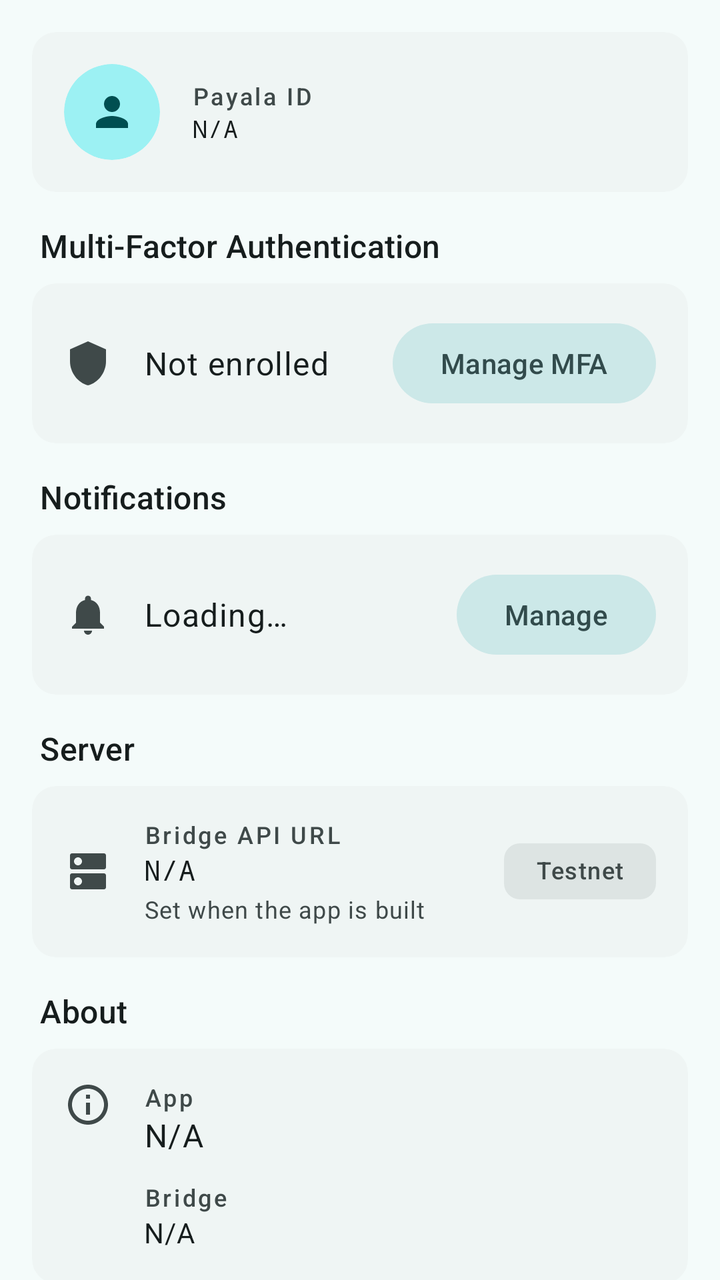
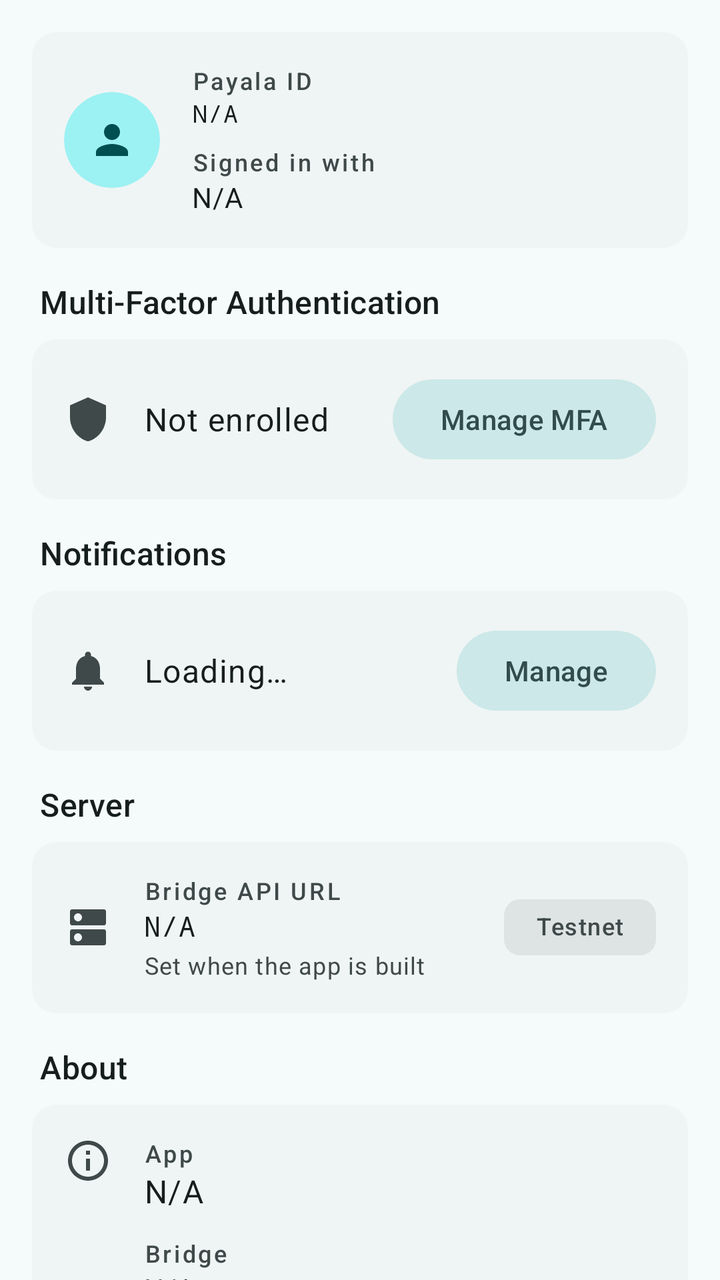

Screens rendered from an Android XML layout before and after an edit, with the pre-edit source and the edit as a unified diff.
<!-- AndroidManifest.xml: application theme Theme.ImpalaDemo -->
<!-- res/layout/fragment_settings.xml -->
<?xml version="1.0" encoding="utf-8"?>
<androidx.core.widget.NestedScrollView xmlns:android="http://schemas.android.com/apk/res/android"
    xmlns:app="http://schemas.android.com/apk/res-auto"
    android:id="@+id/scrollSettings"
    android:layout_width="match_parent"
    android:layout_height="match_parent"
    android:clipToPadding="false">

    <LinearLayout
        android:layout_width="match_parent"
        android:layout_height="wrap_content"
        android:orientation="vertical"
        android:paddingStart="@dimen/section_spacing"
        android:paddingTop="@dimen/section_spacing"
        android:paddingEnd="@dimen/section_spacing"
        android:paddingBottom="@dimen/settings_bottom_padding">

        
        <com.google.android.material.card.MaterialCardView
            style="@style/Widget.ImpalaDemo.Card.Group"
            android:layout_width="match_parent"
            android:layout_height="wrap_content"
            android:layout_marginBottom="@dimen/section_spacing">

            <LinearLayout
                android:layout_width="match_parent"
                android:layout_height="wrap_content"
                android:gravity="center_vertical"
                android:orientation="horizontal"
                android:padding="@dimen/card_padding">

                <com.google.android.material.card.MaterialCardView
                    android:id="@+id/avatar"
                    style="@style/Widget.Material3.CardView.Filled"
                    android:layout_width="@dimen/avatar_size"
                    android:layout_height="@dimen/avatar_size"
                    android:importantForAccessibility="no"
                    app:cardBackgroundColor="?attr/colorPrimaryContainer"
                    app:shapeAppearance="@style/ShapeAppearance.ImpalaDemo.Circle">

                    <ImageView
                        android:id="@+id/ivAvatarGlyph"
                        android:layout_width="24dp"
                        android:layout_height="24dp"
                        android:layout_gravity="center"
                        android:importantForAccessibility="no"
                        android:src="@drawable/ic_person"
                        android:tint="?attr/colorOnPrimaryContainer" />

                    <TextView
                        android:id="@+id/tvAvatarInitial"
                        android:layout_width="wrap_content"
                        android:layout_height="wrap_content"
                        android:layout_gravity="center"
                        android:importantForAccessibility="no"
                        android:textAppearance="?attr/textAppearanceTitleLarge"
                        android:textColor="?attr/colorOnPrimaryContainer"
                        android:visibility="gone" />
                </com.google.android.material.card.MaterialCardView>

                <LinearLayout
                    android:layout_width="0dp"
                    android:layout_height="wrap_content"
                    android:layout_marginStart="16dp"
                    android:layout_weight="1"
                    android:orientation="vertical">

                    <TextView
                        android:id="@+id/tvAccountName"
                        android:layout_width="match_parent"
                        android:layout_height="wrap_content"
                        android:layout_marginBottom="4dp"
                        android:textAppearance="?attr/textAppearanceTitleMedium"
                        android:textColor="?attr/colorOnSurface"
                        android:visibility="gone" />

                    <TextView
                        android:layout_width="wrap_content"
                        android:layout_height="wrap_content"
                        android:text="@string/label_payala_id"
                        android:textAppearance="@style/TextAppearance.ImpalaDemo.Overline" />

                    <TextView
                        android:id="@+id/tvPayalaId"
                        android:layout_width="match_parent"
                        android:layout_height="wrap_content"
                        android:background="?attr/selectableItemBackground"
                        android:breakStrategy="simple"
                        android:hyphenationFrequency="none"
                        android:text="@string/not_available"
                        android:textAppearance="@style/TextAppearance.ImpalaDemo.MonoSmall"
                        android:textColor="?attr/colorOnSurface" />
                </LinearLayout>
            </LinearLayout>
        </com.google.android.material.card.MaterialCardView>

        
        <TextView
            android:layout_width="wrap_content"
            android:layout_height="wrap_content"
            android:layout_marginStart="4dp"
            android:layout_marginBottom="8dp"
            android:accessibilityHeading="true"
            android:text="@string/section_mfa"
            android:textAppearance="@style/TextAppearance.ImpalaDemo.SectionTitle" />

        <com.google.android.material.card.MaterialCardView
            style="@style/Widget.ImpalaDemo.Card.Group"
            android:layout_width="match_parent"
            android:layout_height="wrap_content"
            android:layout_marginBottom="@dimen/section_spacing">

            <LinearLayout
                android:layout_width="match_parent"
                android:layout_height="wrap_content"
                android:gravity="center_vertical"
                android:orientation="horizontal"
                android:padding="@dimen/card_padding">

                <ImageView
                    android:layout_width="24dp"
                    android:layout_height="24dp"
                    android:importantForAccessibility="no"
                    android:src="@drawable/ic_shield"
                    android:tint="?attr/colorOnSurfaceVariant" />

                <TextView
                    android:id="@+id/tvMfaStatus"
                    android:layout_width="0dp"
                    android:layout_height="wrap_content"
                    android:layout_marginStart="16dp"
                    android:layout_weight="1"
                    android:text="@string/mfa_not_enrolled"
                    android:textAppearance="?attr/textAppearanceBodyLarge"
                    android:textColor="?attr/colorOnSurface" />

                <com.google.android.material.button.MaterialButton
                    android:id="@+id/btnManageMfa"
                    style="@style/Widget.Material3.Button.TonalButton"
                    android:layout_width="wrap_content"
                    android:layout_height="wrap_content"
                    android:layout_marginStart="8dp"
                    android:text="@string/btn_manage_mfa" />
            </LinearLayout>
        </com.google.android.material.card.MaterialCardView>

        
        <TextView
            android:layout_width="wrap_content"
            android:layout_height="wrap_content"
            android:layout_marginStart="4dp"
            android:layout_marginBottom="8dp"
            android:accessibilityHeading="true"
            android:text="@string/settings_section_notifications"
            android:textAppearance="@style/TextAppearance.ImpalaDemo.SectionTitle" />

        <com.google.android.material.card.MaterialCardView
            style="@style/Widget.ImpalaDemo.Card.Group"
            android:layout_width="match_parent"
            android:layout_height="wrap_content"
            android:layout_marginBottom="@dimen/section_spacing">

            <LinearLayout
                android:layout_width="match_parent"
                android:layout_height="wrap_content"
                android:gravity="center_vertical"
                android:orientation="horizontal"
                android:padding="@dimen/card_padding">

                <ImageView
                    android:layout_width="24dp"
                    android:layout_height="24dp"
                    android:importantForAccessibility="no"
                    android:src="@drawable/ic_notifications"
                    android:tint="?attr/colorOnSurfaceVariant" />

                <TextView
                    android:id="@+id/tvNotificationStatus"
                    android:layout_width="0dp"
                    android:layout_height="wrap_content"
                    android:layout_marginStart="16dp"
                    android:layout_weight="1"
                    android:text="@string/settings_notifications_loading"
                    android:textAppearance="?attr/textAppearanceBodyLarge"
                    android:textColor="?attr/colorOnSurface" />

                <com.google.android.material.button.MaterialButton
                    android:id="@+id/btnManageNotifications"
                    style="@style/Widget.Material3.Button.TonalButton"
                    android:layout_width="wrap_content"
                    android:layout_height="wrap_content"
                    android:layout_marginStart="8dp"
                    android:text="@string/settings_manage_notifications" />
            </LinearLayout>
        </com.google.android.material.card.MaterialCardView>

        
        <TextView
            android:layout_width="wrap_content"
            android:layout_height="wrap_content"
            android:layout_marginStart="4dp"
            android:layout_marginBottom="8dp"
            android:accessibilityHeading="true"
            android:text="@string/section_server"
            android:textAppearance="@style/TextAppearance.ImpalaDemo.SectionTitle" />

        <com.google.android.material.card.MaterialCardView
            style="@style/Widget.ImpalaDemo.Card.Group"
            android:layout_width="match_parent"
            android:layout_height="wrap_content"
            android:layout_marginBottom="@dimen/section_spacing">

            <LinearLayout
                android:id="@+id/rowServer"
                android:layout_width="match_parent"
                android:layout_height="wrap_content"
                android:focusable="true"
                android:gravity="center_vertical"
                android:orientation="horizontal"
                android:padding="@dimen/card_padding">

                <ImageView
                    android:layout_width="24dp"
                    android:layout_height="24dp"
                    android:importantForAccessibility="no"
                    android:src="@drawable/ic_dns"
                    android:tint="?attr/colorOnSurfaceVariant" />

                <LinearLayout
                    android:layout_width="0dp"
                    android:layout_height="wrap_content"
                    android:layout_marginStart="16dp"
                    android:layout_weight="1"
                    android:orientation="vertical">

                    <TextView
                        android:layout_width="wrap_content"
                        android:layout_height="wrap_content"
                        android:text="@string/hint_server_url"
                        android:textAppearance="@style/TextAppearance.ImpalaDemo.Overline" />

                    <TextView
                        android:id="@+id/tvServerUrl"
                        android:layout_width="match_parent"
                        android:layout_height="wrap_content"
                        android:background="?attr/selectableItemBackground"
                        android:breakStrategy="simple"
                        android:hyphenationFrequency="none"
                        android:text="@string/not_available"
                        android:textAppearance="@style/TextAppearance.ImpalaDemo.Mono"
                        android:textColor="?attr/colorOnSurface" />

                    <TextView
                        android:layout_width="wrap_content"
                        android:layout_height="wrap_content"
                        android:layout_marginTop="2dp"
                        android:text="@string/settings_server_read_only"
                        android:textAppearance="?attr/textAppearanceBodySmall"
                        android:textColor="?attr/colorOnSurfaceVariant" />
                </LinearLayout>

                <com.google.android.material.chip.Chip
                    android:id="@+id/chipNetwork"
                    style="@style/Widget.ImpalaDemo.Chip.Status"
                    android:layout_width="wrap_content"
                    android:layout_height="wrap_content"
                    android:layout_marginStart="8dp"
                    android:text="@string/settings_network_testnet" />
            </LinearLayout>
        </com.google.android.material.card.MaterialCardView>

        
        <TextView
            android:layout_width="wrap_content"
            android:layout_height="wrap_content"
            android:layout_marginStart="4dp"
            android:layout_marginBottom="8dp"
            android:accessibilityHeading="true"
            android:text="@string/section_about"
            android:textAppearance="@style/TextAppearance.ImpalaDemo.SectionTitle" />

        <com.google.android.material.card.MaterialCardView
            style="@style/Widget.ImpalaDemo.Card.Group"
            android:layout_width="match_parent"
            android:layout_height="wrap_content"
            android:layout_marginBottom="@dimen/section_spacing">

            <LinearLayout
                android:layout_width="match_parent"
                android:layout_height="wrap_content"
                android:orientation="horizontal"
                android:padding="@dimen/card_padding">

                <ImageView
                    android:layout_width="24dp"
                    android:layout_height="24dp"
                    android:importantForAccessibility="no"
                    android:src="@drawable/ic_info"
                    android:tint="?attr/colorOnSurfaceVariant" />

                <LinearLayout
                    android:layout_width="0dp"
                    android:layout_height="wrap_content"
                    android:layout_marginStart="16dp"
                    android:layout_weight="1"
                    android:orientation="vertical">

                    <TextView
                        android:layout_width="wrap_content"
                        android:layout_height="wrap_content"
                        android:text="@string/settings_label_app"
                        android:textAppearance="@style/TextAppearance.ImpalaDemo.Overline" />

                    <TextView
                        android:id="@+id/tvAppVersion"
                        android:layout_width="match_parent"
                        android:layout_height="wrap_content"
                        android:text="@string/not_available"
                        android:textAppearance="?attr/textAppearanceBodyLarge"
                        android:textColor="?attr/colorOnSurface" />

                    <TextView
                        android:layout_width="wrap_content"
                        android:layout_height="wrap_content"
                        android:layout_marginTop="12dp"
                        android:text="@string/settings_label_bridge"
                        android:textAppearance="@style/TextAppearance.ImpalaDemo.Overline" />

                    <TextView
                        android:id="@+id/tvVersion"
                        android:layout_width="match_parent"
                        android:layout_height="wrap_content"
                        android:text="@string/not_available"
                        android:textAppearance="?attr/textAppearanceBodyMedium"
                        android:textColor="?attr/colorOnSurface" />
                </LinearLayout>
            </LinearLayout>
        </com.google.android.material.card.MaterialCardView>

        
        <com.google.android.material.button.MaterialButton
            android:id="@+id/btnLogout"
            style="@style/Widget.ImpalaDemo.Button.Destructive"
            android:layout_width="match_parent"
            android:layout_height="wrap_content"
            android:layout_marginTop="8dp"
            android:minHeight="@dimen/touch_target"
            android:text="@string/btn_logout"
            app:icon="@drawable/ic_logout"
            app:iconGravity="textStart" />

    </LinearLayout>
</androidx.core.widget.NestedScrollView>
<!-- resources referenced by this layout -->
<resources>
  <dimen name="avatar_size">48dp</dimen>
  <dimen name="card_padding">16dp</dimen>
  <dimen name="section_spacing">16dp</dimen>
  <dimen name="settings_bottom_padding">32dp</dimen>
  <dimen name="touch_target">48dp</dimen>
  <string name="btn_logout">Log Out</string>
  <string name="btn_manage_mfa">Manage MFA</string>
  <string name="hint_server_url">Bridge API URL</string>
  <string name="label_payala_id">Payala ID</string>
  <string name="mfa_not_enrolled">Not enrolled</string>
  <string name="not_available">N/A</string>
  <string name="section_about">About</string>
  <string name="section_server">Server</string>
  <string name="settings_label_app">App</string>
  <string name="settings_label_bridge">Bridge</string>
  <string name="settings_network_testnet">Testnet</string>
  <color name="m3_light_primary">#00696B</color>
  <color name="m3_light_onPrimary">#FFFFFF</color>
  <color name="m3_light_primaryContainer">#9CF1F3</color>
  <color name="m3_light_onPrimaryContainer">#004F51</color>
  <color name="m3_light_primaryFixed">#9CF1F3</color>
  <color name="m3_light_primaryFixedDim">#80D4D6</color>
  <color name="m3_light_onPrimaryFixed">#002021</color>
  <color name="m3_light_secondary">#4A6363</color>
  <color name="m3_light_onSecondary">#FFFFFF</color>
  <color name="m3_light_secondaryContainer">#CCE8E8</color>
  <color name="m3_light_onSecondaryContainer">#324B4C</color>
  <color name="m3_light_secondaryFixed">#CCE8E8</color>
  <color name="m3_light_secondaryFixedDim">#B0CCCC</color>
  <color name="m3_light_onSecondaryFixed">#041F20</color>
  <color name="m3_light_tertiary">#4C5F7C</color>
  <color name="m3_light_onTertiary">#FFFFFF</color>
  <color name="m3_light_tertiaryContainer">#D4E3FF</color>
  <color name="m3_light_onTertiaryContainer">#354863</color>
  <color name="m3_light_tertiaryFixed">#D4E3FF</color>
  <color name="m3_light_tertiaryFixedDim">#B4C8E9</color>
  <color name="m3_light_onTertiaryFixed">#061C36</color>
  <color name="m3_light_error">#BA1A1A</color>
  <color name="m3_light_onError">#FFFFFF</color>
  <color name="m3_light_errorContainer">#FFDAD6</color>
  <color name="m3_light_onErrorContainer">#93000A</color>
  <color name="m3_light_background">#F4FBFA</color>
  <color name="m3_light_onBackground">#161D1D</color>
  <color name="m3_light_surface">#F4FBFA</color>
  <color name="m3_light_onSurface">#161D1D</color>
  <color name="m3_light_surfaceVariant">#DAE4E4</color>
  <color name="m3_light_onSurfaceVariant">#3F4949</color>
  <color name="m3_light_surfaceDim">#D5DBDB</color>
  <color name="m3_light_surfaceBright">#F4FBFA</color>
  <color name="m3_light_surfaceContainerLow">#EFF5F4</color>
  <color name="m3_light_surfaceContainer">#E9EFEF</color>
  <color name="m3_light_surfaceContainerHigh">#E3E9E9</color>
  <color name="m3_light_inverseSurface">#2B3232</color>
  <color name="m3_light_inverseOnSurface">#ECF2F1</color>
  <color name="m3_light_inversePrimary">#80D4D6</color>
  <color name="m3_light_outline">#6F7979</color>
  <color name="m3_light_outlineVariant">#BEC8C8</color>
  <color name="m3_light_status_success">#006D42</color>
  <color name="m3_light_on_status_success">#FFFFFF</color>
  <color name="m3_light_status_warning">#7A5900</color>
  <color name="m3_light_on_status_warning">#FFFFFF</color>
  <color name="m3_light_status_info">#00668A</color>
  <color name="m3_light_on_status_info">#FFFFFF</color>
  <color name="m3_light_status_info_container">#C4E7FF</color>
  <color name="m3_light_brand_header_start">#00696B</color>
  <color name="m3_light_brand_header_end">#004F51</color>
  <color name="m3_light_on_brand_header">#FFFFFF</color>
  <color name="m3_light_card_face_start">#9CF1F3</color>
  <color name="m3_light_card_face_end">#8ADEE0</color>
  <color name="m3_light_on_card_face">#004F51</color>
  <!-- unchanged entries left out for length: 32 -->
</resources>

<!-- the commit's change to res/layout/fragment_settings.xml (unified diff, before → after) -->
@@ -90,6 +90,42 @@
                         android:text="@string/not_available"
                         android:textAppearance="@style/TextAppearance.ImpalaDemo.MonoSmall"
                         android:textColor="?attr/colorOnSurface" />
+
+                    
+                    <TextView
+                        android:layout_width="wrap_content"
+                        android:layout_height="wrap_content"
+                        android:layout_marginTop="8dp"
+                        android:text="@string/settings_label_sign_in"
+                        android:textAppearance="@style/TextAppearance.ImpalaDemo.Overline" />
+
+                    <TextView
+                        android:id="@+id/tvSignInMethod"
+                        android:layout_width="match_parent"
+                        android:layout_height="wrap_content"
+                        android:text="@string/not_available"
+                        android:textAppearance="?attr/textAppearanceBodyMedium"
+                        android:textColor="?attr/colorOnSurface" />
+
+                    <TextView
+                        android:id="@+id/tvCardStellarLabel"
+                        android:layout_width="wrap_content"
+                        android:layout_height="wrap_content"
+                        android:layout_marginTop="8dp"
+                        android:text="@string/settings_label_card_stellar"
+                        android:textAppearance="@style/TextAppearance.ImpalaDemo.Overline"
+                        android:visibility="gone" />
+
+                    <TextView
+                        android:id="@+id/tvCardStellar"
+                        android:layout_width="match_parent"
+                        android:layout_height="wrap_content"
+                        android:background="?attr/selectableItemBackground"
+                        android:breakStrategy="simple"
+                        android:hyphenationFrequency="none"
+                        android:textAppearance="@style/TextAppearance.ImpalaDemo.MonoSmall"
+                        android:textColor="?attr/colorOnSurface"
+                        android:visibility="gone" />
                 </LinearLayout>
             </LinearLayout>
         </com.google.android.material.card.MaterialCardView>
<!-- resource entries referenced after the edit -->
@@ -15,6 +15,8 @@
   <string name="section_server">Server</string>
   <string name="settings_label_app">App</string>
   <string name="settings_label_bridge">Bridge</string>
+  <string name="settings_label_card_stellar">Card\'s Stellar address</string>
+  <string name="settings_label_sign_in">Signed in with</string>
   <string name="settings_network_testnet">Testnet</string>
   <color name="m3_light_primary">#00696B</color>
   <color name="m3_light_onPrimary">#FFFFFF</color>
